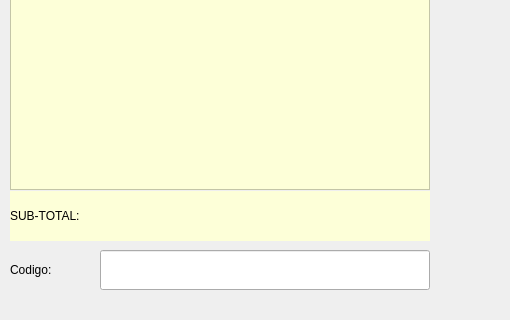
Before: the Qt Designer form telas/venda_pdv.ui in htisistema/SISCOM, drawn with Qt 5; both pictures show x 0 to 510 and y 360 to 680 of the 1250 by 680 pixel window.
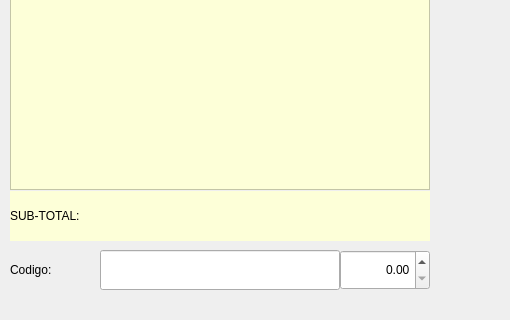
After: the same form once the commit is applied. Icons and pictures are not drawn.

What changed in the file:
```diff
--- a/telas/venda_pdv.ui
+++ b/telas/venda_pdv.ui
@@ -129,7 +129,7 @@
      <rect>
       <x>100</x>
       <y>610</y>
-      <width>330</width>
+      <width>240</width>
       <height>40</height>
      </rect>
     </property>
@@ -221,6 +221,19 @@
      <string/>
     </property>
    </widget>
+   <widget class="QDoubleSpinBox" name="mquantidade">
+    <property name="geometry">
+     <rect>
+      <x>340</x>
+      <y>610</y>
+      <width>90</width>
+      <height>40</height>
+     </rect>
+    </property>
+    <property name="alignment">
+     <set>Qt::AlignRight|Qt::AlignTrailing|Qt::AlignVCenter</set>
+    </property>
+   </widget>
   </widget>
   <widget class="QStatusBar" name="statusbar"/>
  </widget>
```
Left out of the diff: 3 changed lines with no effect on the pictures.
